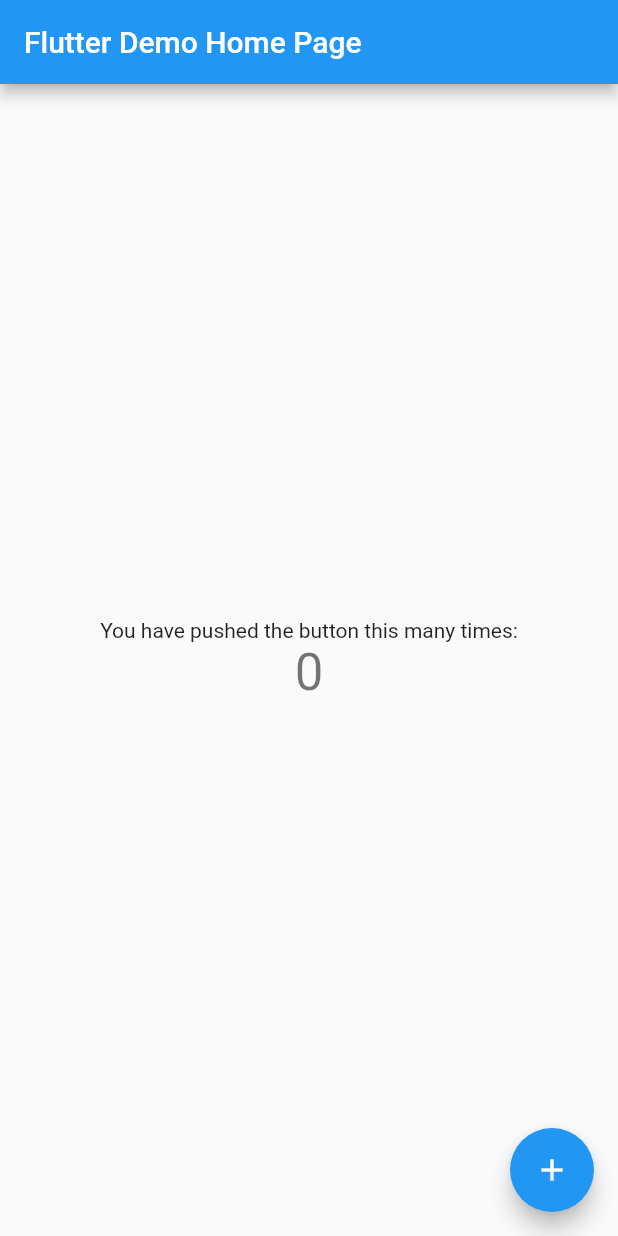
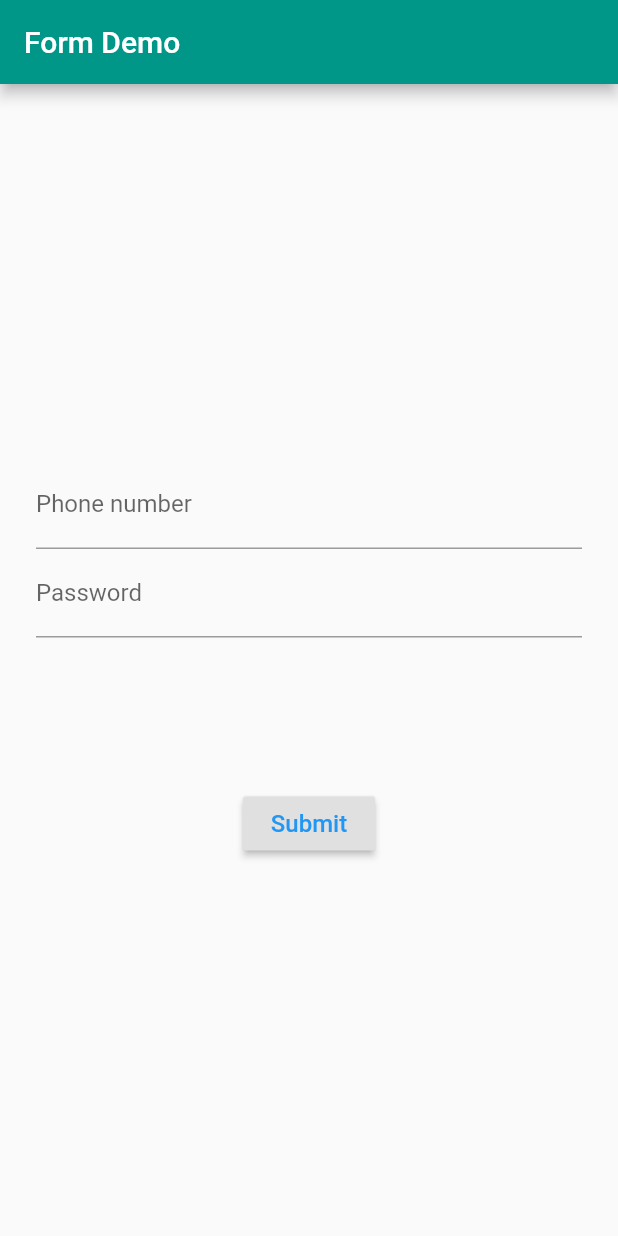
Before and after one commit to Dropcodee/fix-it-app, a Flutter app: the screen it shows after launch, on a phone screen of 412 x 824 dp. Run offline on Flutter 3.47's test engine with Material 2 defaults, Android fonts, the phone set to English and light mode, and no system bars.

Commit message:
login page

```diff
--- /dev/null
+++ b/lib/login.dart
@@ -0,0 +1,94 @@
+import 'package:flutter/material.dart';
+
+class FormScreen extends StatefulWidget {
+  @override
+  State<StatefulWidget> createState() {
+    return FormScreenState();
+  }
+}
+
+class FormScreenState extends State<FormScreen> {
+  String _phoneNumber;
+  String _password;
+  final GlobalKey<FormState> _formKey = GlobalKey<FormState>();
+
+  Widget _buildPhoneNumber() {
+    return TextFormField(
+      decoration: InputDecoration(labelText: 'Phone number'),
+      keyboardType: TextInputType.phone,
+      validator: (String value) {
+        if (value.isEmpty) {
+          return 'Phone number is Required';
+        }
+
+        return null;
+      },
+      onSaved: (String value) {
+        _phoneNumber = value;
+      },
+    );
+  }
+
+  Widget _buildPassword() {
+    return TextFormField(
+      decoration: InputDecoration(labelText: 'Password'),
+      keyboardType: TextInputType.text,
+      validator: (String value) {
+        if (value.isEmpty) {
+          return 'Password is Required';
+        }
+
+        return null;
+      },
+      onSaved: (String value) {
+        _password = value;
+      },
+    );
+  }
+
+
+
+  @override
+  Widget build(BuildContext context) {
+    return Scaffold(
+      appBar: AppBar(title: Text("Form Demo")),
+      body: Container(
+        margin: EdgeInsets.all(24),
+        child: Form(
+          key: _formKey,
+          child: Column(
+            mainAxisAlignment: MainAxisAlignment.center,
+            children: <Widget>[
+
+              _buildPhoneNumber(),
+              _buildPassword(),
+
+
+              // _buildCalories(),
+              SizedBox(height: 100),
+              RaisedButton(
+                child: Text(
+                  'Submit',
+                  style: TextStyle(color: Colors.blue, fontSize: 16),
+                ),
+                onPressed: () {
+                  if (!_formKey.currentState.validate()) {
+                    return;
+                  }
+
+                  _formKey.currentState.save();
+
+                  print(_phoneNumber);
+
+                  print(_password);
+
+                  //Send to API
+                },
+              )
+            ],
+          ),
+        ),
+      ),
+    );
+  }
+}
--- a/lib/main.dart
+++ b/lib/main.dart
@@ -1,111 +1,17 @@
+import 'package:flutter_app/login.dart';
 import 'package:flutter/material.dart';
 
 void main() => runApp(MyApp());
 
 class MyApp extends StatelessWidget {
-  // This widget is the root of your application.
   @override
   Widget build(BuildContext context) {
     return MaterialApp(
-      title: 'Flutter Demo',
+      title: 'Fix It',
       theme: ThemeData(
-        // This is the theme of your application.
-        //
-        // Try running your application with "flutter run". You'll see the
-        // application has a blue toolbar. Then, without quitting the app, try
-        // changing the primarySwatch below to Colors.green and then invoke
-        // "hot reload" (press "r" in the console where you ran "flutter run",
-        // or simply save your changes to "hot reload" in a Flutter IDE).
-        // Notice that the counter didn't reset back to zero; the application
-        // is not restarted.
-        primarySwatch: Colors.blue,
+        primarySwatch: Colors.teal,
       ),
-      home: MyHomePage(title: 'Flutter Demo Home Page'),
+      home: FormScreen(),
     );
   }
 }
-
-class MyHomePage extends StatefulWidget {
-  MyHomePage({Key key, this.title}) : super(key: key);
-
-  // This widget is the home page of your application. It is stateful, meaning
-  // that it has a State object (defined below) that contains fields that affect
-  // how it looks.
-
-  // This class is the configuration for the state. It holds the values (in this
-  // case the title) provided by the parent (in this case the App widget) and
-  // used by the build method of the State. Fields in a Widget subclass are
-  // always marked "final".
-
-  final String title;
-
-  @override
-  _MyHomePageState createState() => _MyHomePageState();
-}
-
-class _MyHomePageState extends State<MyHomePage> {
-  int _counter = 0;
-
-  void _incrementCounter() {
-    setState(() {
-      // This call to setState tells the Flutter framework that something has
-      // changed in this State, which causes it to rerun the build method below
-      // so that the display can reflect the updated values. If we changed
-      // _counter without calling setState(), then the build method would not be
-      // called again, and so nothing would appear to happen.
-      _counter++;
-    });
-  }
-
-  @override
-  Widget build(BuildContext context) {
-    // This method is rerun every time setState is called, for instance as done
-    // by the _incrementCounter method above.
-    //
-    // The Flutter framework has been optimized to make rerunning build methods
-    // fast, so that you can just rebuild anything that needs updating rather
-    // than having to individually change instances of widgets.
-    return Scaffold(
-      appBar: AppBar(
-        // Here we take the value from the MyHomePage object that was created by
-        // the App.build method, and use it to set our appbar title.
-        title: Text(widget.title),
-      ),
-      body: Center(
-        // Center is a layout widget. It takes a single child and positions it
-        // in the middle of the parent.
-        child: Column(
-          // Column is also a layout widget. It takes a list of children and
-          // arranges them vertically. By default, it sizes itself to fit its
-          // children horizontally, and tries to be as tall as its parent.
-          //
-          // Invoke "debug painting" (press "p" in the console, choose the
-          // "Toggle Debug Paint" action from the Flutter Inspector in Android
-          // Studio, or the "Toggle Debug Paint" command in Visual Studio Code)
-          // to see the wireframe for each widget.
-          //
-          // Column has various properties to control how it sizes itself and
-          // how it positions its children. Here we use mainAxisAlignment to
-          // center the children vertically; the main axis here is the vertical
-          // axis because Columns are vertical (the cross axis would be
-          // horizontal).
-          mainAxisAlignment: MainAxisAlignment.center,
-          children: <Widget>[
-            Text(
-              'You have pushed the button this many times:',
-            ),
-            Text(
-              '$_counter',
-              style: Theme.of(context).textTheme.display1,
-            ),
-          ],
-        ),
-      ),
-      floatingActionButton: FloatingActionButton(
-        onPressed: _incrementCounter,
-        tooltip: 'Increment',
-        child: Icon(Icons.add),
-      ), // This trailing comma makes auto-formatting nicer for build methods.
-    );
-  }
-}
```
Also changed, not shown: pubspec.lock, 12 other files.
